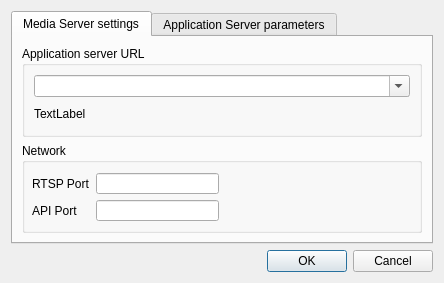
This is traytool/src/settings.ui in networkoptix/nx_open as Qt 5 draws it before an edit. The edited form follows.
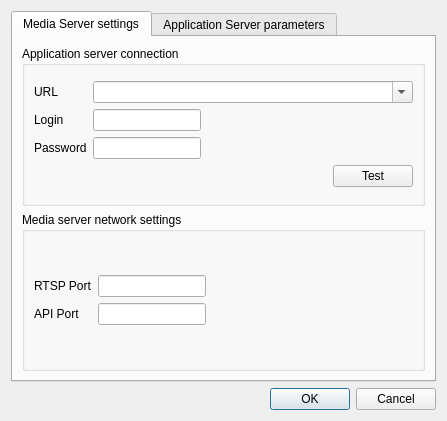
This is the edited form.

Diff of the .ui file:
```diff
--- a/traytool/src/settings.ui
+++ b/traytool/src/settings.ui
@@ -6,8 +6,8 @@
    <rect>
     <x>0</x>
     <y>0</y>
-    <width>444</width>
-    <height>283</height>
+    <width>447</width>
+    <height>421</height>
    </rect>
   </property>
   <property name="windowTitle">
@@ -27,22 +27,85 @@
        <item>
         <widget class="QGroupBox" name="groupBox_2">
          <property name="title">
-          <string>Application server URL</string>
+          <string>Application server connection</string>
          </property>
          <layout class="QVBoxLayout" name="verticalLayout">
           <item>
-           <widget class="QComboBox" name="URLComboBox">
+           <layout class="QGridLayout" name="gridLayout_3">
+            <item row="0" column="0">
+             <widget class="QLabel" name="URLTextLabel">
+              <property name="text">
+               <string>URL</string>
+              </property>
+             </widget>
+            </item>
+            <item row="0" column="1">
+             <widget class="QComboBox" name="appServerUrlComboBox">
+              <property name="sizePolicy">
+               <sizepolicy hsizetype="Expanding" vsizetype="Fixed">
+                <horstretch>0</horstretch>
+                <verstretch>0</verstretch>
+               </sizepolicy>
+              </property>
             <property name="editable">
              <bool>true</bool>
             </property>
            </widget>
           </item>
-          <item>
-           <widget class="QLabel" name="fullURLLabel">
+            <item row="1" column="0">
+             <widget class="QLabel" name="LoginTextLabel">
             <property name="text">
-             <string>TextLabel</string>
-            </property>
-           </widget>
+               <string>Login</string>
+              </property>
+             </widget>
+            </item>
+            <item row="1" column="1">
+             <widget class="QLineEdit" name="appServerLogin">
+              <property name="sizePolicy">
+               <sizepolicy hsizetype="Fixed" vsizetype="Fixed">
+                <horstretch>0</horstretch>
+                <verstretch>0</verstretch>
+               </sizepolicy>
+              </property>
+             </widget>
+            </item>
+            <item row="2" column="0">
+             <widget class="QLabel" name="PasswordTextLabel">
+              <property name="text">
+               <string>Password</string>
+              </property>
+             </widget>
+            </item>
+            <item row="2" column="1">
+             <widget class="QLineEdit" name="appServerPassword">
+              <property name="sizePolicy">
+               <sizepolicy hsizetype="Fixed" vsizetype="Fixed">
+                <horstretch>0</horstretch>
+                <verstretch>0</verstretch>
+               </sizepolicy>
+              </property>
+              <property name="echoMode">
+               <enum>QLineEdit::PasswordEchoOnEdit</enum>
+              </property>
+             </widget>
+            </item>
+            <item row="3" column="1">
+             <widget class="QPushButton" name="testButton">
+              <property name="sizePolicy">
+               <sizepolicy hsizetype="Fixed" vsizetype="Fixed">
+                <horstretch>0</horstretch>
+                <verstretch>0</verstretch>
+               </sizepolicy>
+              </property>
+              <property name="layoutDirection">
+               <enum>Qt::RightToLeft</enum>
+              </property>
+              <property name="text">
+               <string>Test</string>
+              </property>
+             </widget>
+            </item>
+           </layout>
           </item>
          </layout>
         </widget>
@@ -50,40 +113,73 @@
        <item>
         <widget class="QGroupBox" name="groupBox">
          <property name="title">
-          <string>Network</string>
+          <string>Media server network settings</string>
          </property>
-         <widget class="QWidget" name="layoutWidget">
-          <property name="geometry">
-           <rect>
-            <x>10</x>
-            <y>30</y>
-            <width>187</width>
-            <height>48</height>
-           </rect>
-          </property>
+         <layout class="QVBoxLayout" name="verticalLayout_4">
+          <item>
           <layout class="QGridLayout" name="gridLayout_2">
            <item row="0" column="0">
             <widget class="QLabel" name="label_4">
+              <property name="sizePolicy">
+               <sizepolicy hsizetype="Minimum" vsizetype="Preferred">
+                <horstretch>0</horstretch>
+                <verstretch>0</verstretch>
+               </sizepolicy>
+              </property>
              <property name="text">
               <string>RTSP Port</string>
              </property>
             </widget>
            </item>
            <item row="0" column="1">
-            <widget class="QLineEdit" name="rtspPortLineEdit"/>
+             <widget class="QLineEdit" name="rtspPortLineEdit">
+              <property name="sizePolicy">
+               <sizepolicy hsizetype="Fixed" vsizetype="Fixed">
+                <horstretch>0</horstretch>
+                <verstretch>0</verstretch>
+               </sizepolicy>
+              </property>
+             </widget>
            </item>
            <item row="1" column="0">
             <widget class="QLabel" name="label_5">
+              <property name="sizePolicy">
+               <sizepolicy hsizetype="Minimum" vsizetype="Preferred">
+                <horstretch>0</horstretch>
+                <verstretch>0</verstretch>
+               </sizepolicy>
+              </property>
              <property name="text">
               <string>API Port</string>
              </property>
             </widget>
            </item>
            <item row="1" column="1">
-            <widget class="QLineEdit" name="apiPortLineEdit"/>
-           </item>
-          </layout>
-         </widget>
+             <widget class="QLineEdit" name="apiPortLineEdit">
+              <property name="sizePolicy">
+               <sizepolicy hsizetype="Fixed" vsizetype="Fixed">
+                <horstretch>0</horstretch>
+                <verstretch>0</verstretch>
+               </sizepolicy>
+              </property>
+             </widget>
+            </item>
+            <item row="0" column="2">
+             <spacer name="horizontalSpacer">
+              <property name="orientation">
+               <enum>Qt::Horizontal</enum>
+              </property>
+              <property name="sizeHint" stdset="0">
+               <size>
+                <width>40</width>
+                <height>20</height>
+               </size>
+              </property>
+             </spacer>
+            </item>
+           </layout>
+          </item>
+         </layout>
         </widget>
        </item>
       </layout>
```
Left out of the diff: 2 changed lines with no effect on the pictures. Lines whose indentation alone changed are shown as unchanged.
